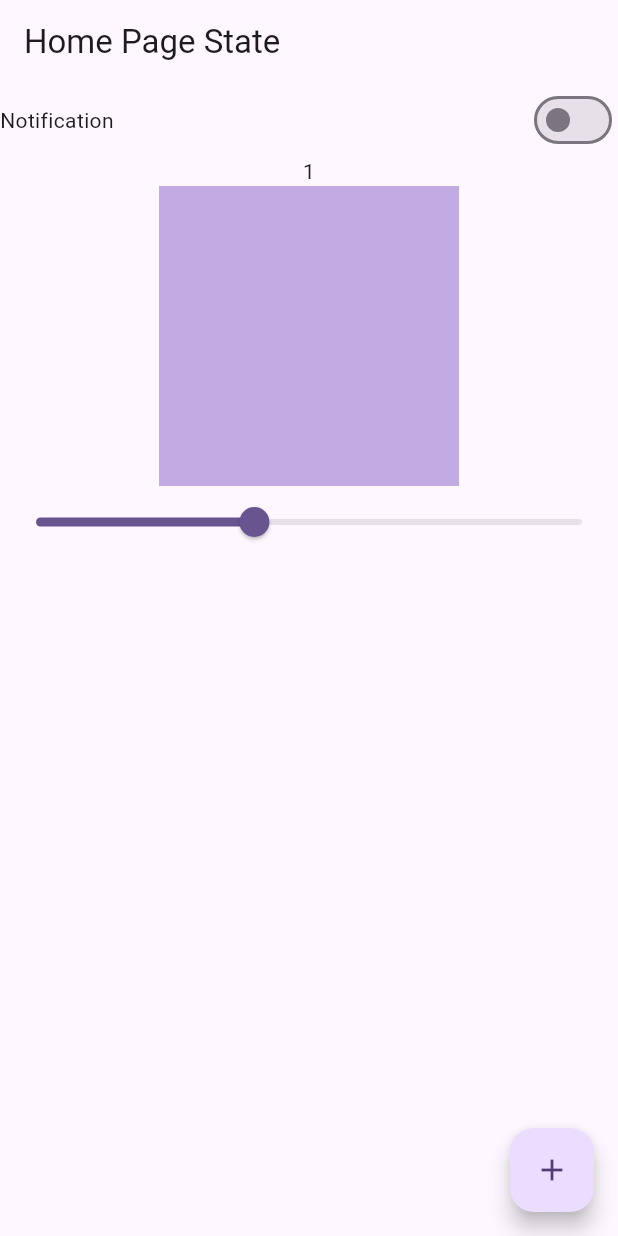
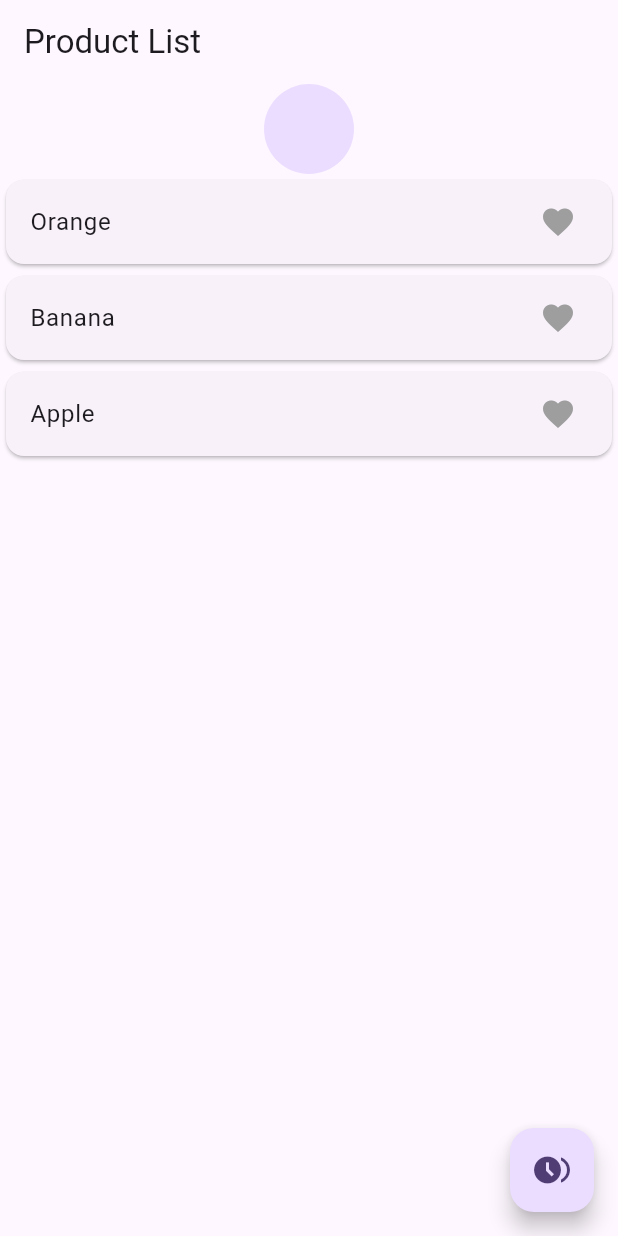
Before and after one commit to JobbyPradhan/getx_learning, a Flutter app: the screen it shows after launch, on a phone screen of 412 x 824 dp. Run offline on Flutter 3.47's test engine with Material 2 defaults, Android fonts, the phone set to English and light mode, and no system bars; our stand-ins replace get, image_picker; missing offline and left inert: dart:js_interop.

Commit message:
state management

```diff
--- a/lib/main.dart
+++ b/lib/main.dart
@@ -6,6 +6,7 @@ import 'package:getx_learning/pages/detail_page.dart';
 import 'package:getx_learning/pages/home_page.dart';
 import 'package:getx_learning/pages/language_pages.dart';
 import 'package:getx_learning/pages/stateManage/home_page_state.dart';
+import 'package:getx_learning/pages/stateManage/productlist_state.dart';
 import 'package:getx_learning/routes/my_routes.dart';
 
 
@@ -29,9 +30,9 @@ class MyApp extends StatelessWidget {
         colorScheme: ColorScheme.fromSeed(seedColor: Colors.deepPurple),
         useMaterial3: true,
       ),
-      home: HomePagesState(),
+      home: ProductListState(),
       getPages: [
-        GetPage(name: MyRoutes.homeRoutes, page: ()=> HomePagesState()),
+        GetPage(name: MyRoutes.homeRoutes, page: ()=> ProductListState()),
         GetPage(name: MyRoutes.detailRoutes, page: ()=> DetailPages()),
         GetPage(name: MyRoutes.cartRoutes, page: ()=> const CartPages()),
         GetPage(name: MyRoutes.langRoutes, page: ()=> const LanguagePage())
--- /dev/null
+++ b/lib/pages/stateManage/productlist_state.dart
@@ -0,0 +1,89 @@
+import 'dart:io';
+
+import 'package:flutter/foundation.dart';
+import 'package:flutter/material.dart';
+import 'package:get/get.dart';
+import 'package:getx_learning/state/counter.dart';
+
+class ProductListState extends StatefulWidget {
+  ProductListState({Key? key}) : super(key: key);
+
+  @override
+  State<ProductListState> createState() => _ProductListStateState();
+}
+
+class _ProductListStateState extends State<ProductListState> {
+  List<String> fruits = ['Orange', 'Banana', 'Apple'];
+
+  List<String> tempFruits = [];
+
+
+  FavoriteController favoriteController = Get.put(FavoriteController());
+  ImagePickerController imagePickerController =
+      Get.put(ImagePickerController());
+
+  @override
+  Widget build(BuildContext context) {
+    return Scaffold(
+      appBar: AppBar(title: Text("Product List")),
+      body: SingleChildScrollView(
+        child: Column(
+          children: [
+            Obx(() {
+              if (kIsWeb) {
+                return CircleAvatar(
+                    radius: 30,
+                    backgroundImage: imagePickerController.imagePath.isNotEmpty
+                        ? NetworkImage(
+                            imagePickerController.imagePath.toString())
+                        : null);
+              } else {
+                return CircleAvatar(
+                    radius: 30,
+                    backgroundImage: imagePickerController.imagePath.isNotEmpty ? FileImage(
+                        File(imagePickerController.imagePath.toString()))
+                        : null);
+              }
+            }),
+            ListView.builder(
+              shrinkWrap: true, //
+              itemCount: favoriteController.fruits.length,
+              itemBuilder: (context, index) {
+                return Card(
+                  child: ListTile(
+                    title: Text(favoriteController.fruits[index]),
+                    trailing: Obx(() {
+                      return Icon(
+                        Icons.favorite,
+                        color: favoriteController.tempFruits.contains(
+                                favoriteController.fruits[index].toString())
+                            ? Colors.red
+                            : Colors.grey,
+                      );
+                    }),
+                    onTap: () {
+                      if (favoriteController.tempFruits.contains(
+                          favoriteController.fruits[index].toString())) {
+                        favoriteController
+                            .removeFavorite(favoriteController.fruits[index]);
+                      } else {
+                        favoriteController
+                            .addFavorite(favoriteController.fruits[index]);
+                      }
+                    },
+                  ),
+                );
+              },
+            ),
+          ],
+        ),
+      ),
+      floatingActionButton: FloatingActionButton(
+        onPressed: () {
+          imagePickerController.getImage();
+        },
+        child: const Icon(Icons.browse_gallery),
+      ),
+    );
+  }
+}
--- a/lib/state/counter.dart
+++ b/lib/state/counter.dart
@@ -1,4 +1,5 @@
 import 'package:get/get.dart';
+import 'package:image_picker/image_picker.dart';
 
 class CounterController extends GetxController{
   RxInt counter = 1.obs;
@@ -24,3 +25,27 @@ class SwitchController extends GetxController{
     isOpen.value = value;
   }
 }
+
+class FavoriteController extends GetxController{
+  RxList<String> fruits = ['Orange', 'Banana', 'Apple'].obs;
+  RxList tempFruits = [].obs;
+
+  addFavorite(String value){
+    tempFruits.add(value);
+  }
+  removeFavorite(String value){
+    tempFruits.remove(value);
+  }
+}
+
+class ImagePickerController extends GetxController{
+  RxString imagePath = ''.obs;
+    Future getImage()async{
+      final ImagePicker picker = ImagePicker();
+      final image = await picker.pickImage(source: ImageSource.gallery);
+      if(image != null){
+          print("jobb"+image.path);
+          imagePath.value = image.path.toString();
+      }
+    }
+}
--- a/pubspec.yaml
+++ b/pubspec.yaml
@@ -35,6 +35,7 @@ dependencies:
   # The following adds the Cupertino Icons font to your application.
   # Use with the CupertinoIcons class for iOS style icons.
   cupertino_icons: ^1.0.2
+  image_picker:
   get: ^4.6.5
 
 dev_dependencies:
```
Also changed, not shown: pubspec.lock, 2 other files.
